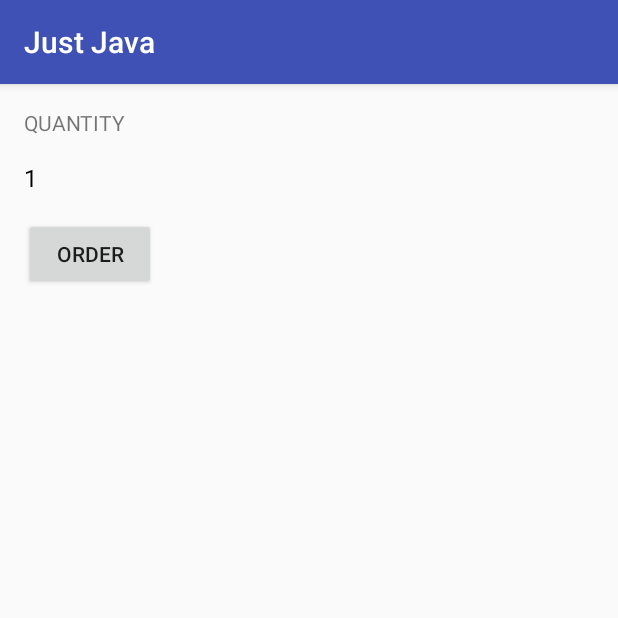
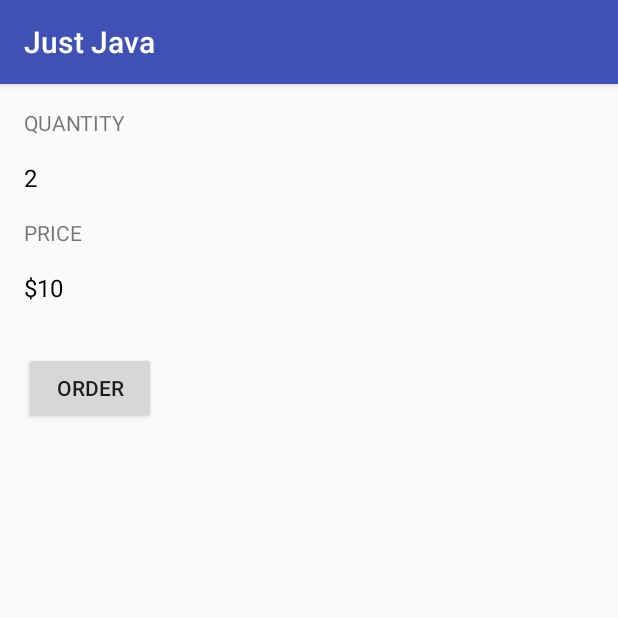
Before and after one commit to khalie/UdacityAndroidScholarship, an Android app: the screen it shows after launch (MainActivity), after a tap on "ORDER", on a phone screen of 412 x 824 dp, the top half of it. Run offline under Robolectric (Android 15) with nearby library versions, the phone set to English and light mode, and no system bars.

Commit message:
added pricetag

```diff
--- a/JustJava/app/src/main/java/com/example/android/justjava/MainActivity.java
+++ b/JustJava/app/src/main/java/com/example/android/justjava/MainActivity.java
@@ -20,7 +20,9 @@ public class MainActivity extends AppCompatActivity {
      * This method is called when the order button is clicked.
      */
     public void submitOrder(View view) {
-        display(1);
+        int numberOfCoffees = 2;
+        display(numberOfCoffees);
+        displayPrice(numberOfCoffees*5);
     }
 
     /**
@@ -30,4 +32,9 @@ public class MainActivity extends AppCompatActivity {
         TextView quantityTextView = (TextView) findViewById(R.id.quantity_text_view);
         quantityTextView.setText("" + number);
     }
+
+    private void displayPrice(int number) {
+        TextView quantityTextView = (TextView) findViewById(R.id.price_text_view_text_view);
+        quantityTextView.setText("$" + number);
+    }
 }
--- a/JustJava/app/src/main/res/layout/activity_main.xml
+++ b/JustJava/app/src/main/res/layout/activity_main.xml
@@ -23,7 +23,24 @@
         android:layout_width="wrap_content"
         android:layout_height="wrap_content"
         android:textSize="16sp"
+        android:layout_marginBottom="16sp"
         android:text="0"
+        android:textColor="@android:color/black" />
+
+    <TextView
+        android:layout_width="wrap_content"
+        android:layout_height="wrap_content"
+        android:layout_marginBottom="16sp"
+        android:text="Price"
+        android:textAllCaps="true" />
+
+    <TextView
+        android:id="@+id/price_text_view_text_view"
+        android:layout_width="wrap_content"
+        android:layout_height="wrap_content"
+        android:layout_marginBottom="16sp"
+        android:text="$0"
+        android:textSize="16sp"
         android:textColor="@android:color/black" />
 
     <Button
```
